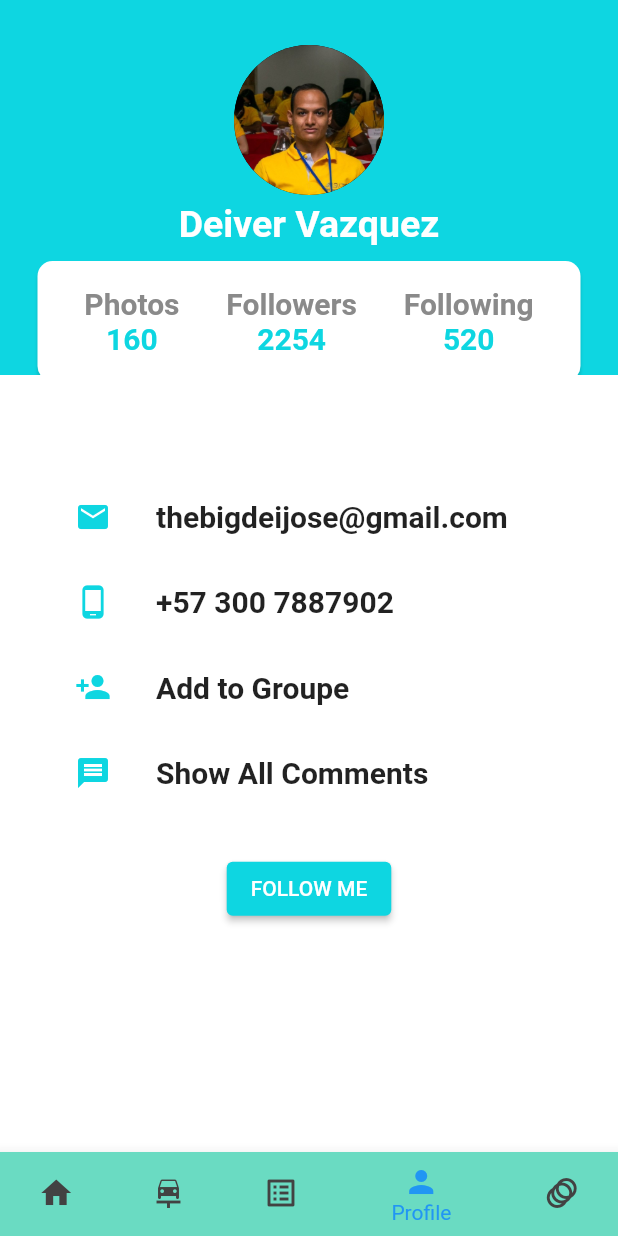
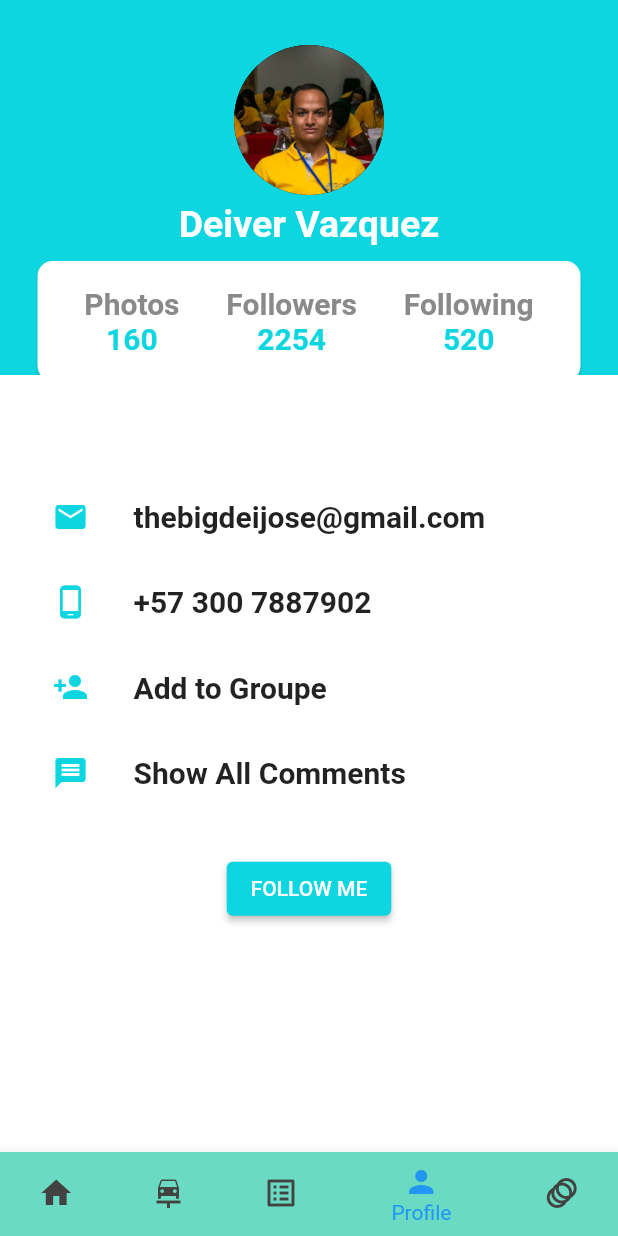
Before and after one commit to DeijoseDevelop/proyecto_flutter_LSV, a Flutter app: the screen it shows after launch, item 4 of the bottom bar chosen, on a phone screen of 412 x 824 dp. Run offline on Flutter 3.47's test engine with Material 2 defaults, Android fonts, the phone set to English and light mode, and no system bars; our stand-ins replace animated_splash_screen, firebase_core, firebase_database, lottie, page_transition; missing offline and left inert: babylonjs_viewer; accounts and stored records are empty.

Commit message:
semana_4

```diff
--- a/lib/src/routes/routes.dart
+++ b/lib/src/routes/routes.dart
@@ -15,7 +15,7 @@ import 'package:final_project_of_mobile/src/view/semana_3/list_view_card/list_vi
 import 'package:final_project_of_mobile/src/view/animations/animation_3d.dart';
 import 'package:final_project_of_mobile/src/view/animations/views/animation_01.dart';
 import 'package:final_project_of_mobile/src/view/animations/views/animation_02.dart';
-import 'package:final_project_of_mobile/src/view/project_final/gallery_photos/galerry.dart';
+import 'package:final_project_of_mobile/src/view/project_final/gallery_photos/gallery.dart';
 
 
 Map<String, WidgetBuilder> getRoutes(){
--- a/lib/src/view/animated_container.dart
+++ b/lib/src/view/animated_container.dart
@@ -1,6 +1,6 @@
 import 'package:flutter/material.dart';
 import 'package:lottie/lottie.dart';
-import 'dart:math';
+//import 'dart:math';
 
 class AnimatedContainerPage extends StatefulWidget {
   const AnimatedContainerPage({Key? key}) : super(key: key);
--- a/lib/src/view/animations/animations.dart
+++ b/lib/src/view/animations/animations.dart
@@ -1,5 +1,3 @@
-import 'package:final_project_of_mobile/src/view/animations/animation_3d.dart';
-import 'package:final_project_of_mobile/src/view/animations/views/animation_01.dart';
 import 'package:flutter/material.dart';
 
 class Animations extends StatefulWidget {
--- a/lib/src/view/animations/views/animation_02.dart
+++ b/lib/src/view/animations/views/animation_02.dart
@@ -1,8 +1,6 @@
 import 'dart:math';
 
 import 'package:flutter/material.dart';
-import 'package:http/http.dart' as http;
-import 'dart:convert';
 import 'dart:async';
 
 class Animation02 extends StatefulWidget {
--- a/lib/src/view/project_final/gallery_photos/galerry.dart
+++ b/lib/src/view/project_final/gallery_photos/gallery.dart
@@ -1,7 +1,7 @@
-import 'dart:convert';
 
 import 'package:flutter/material.dart';
 import 'package:http/http.dart' as http;
+import 'dart:convert';
 
 class GalleryList extends StatefulWidget {
   const GalleryList({Key? key}) : super(key: key);
--- a/lib/src/view/project_final/list_project.dart
+++ b/lib/src/view/project_final/list_project.dart
@@ -1,4 +1,4 @@
-import 'package:final_project_of_mobile/src/view/project_final/gallery_photos/gallery_provider.dart';
+//import 'package:final_project_of_mobile/src/view/project_final/gallery_photos/gallery_provider.dart';
 import 'package:flutter/material.dart';
 
 class ListProject extends StatelessWidget {
--- a/lib/src/view/semana_3/profile_04/body_04.dart
+++ b/lib/src/view/semana_3/profile_04/body_04.dart
@@ -7,7 +7,7 @@ class Body04 extends StatelessWidget {
   Widget build(BuildContext context) {
     return Center(
       child: SizedBox(
-        width: MediaQuery.of(context).size.width - 100,
+        width: MediaQuery.of(context).size.width - 70,
         child: Column(
           mainAxisAlignment: MainAxisAlignment.spaceAround,
           children: <Widget>[
--- a/lib/src/view/semana_3/profile_04/header_04.dart
+++ b/lib/src/view/semana_3/profile_04/header_04.dart
@@ -1,4 +1,3 @@
-import 'package:animated_background/animated_background.dart';
 import 'package:flutter/material.dart';
 
 class Header04 extends StatefulWidget {
--- a/lib/src/view/semana_3/profile_3/header_3.dart
+++ b/lib/src/view/semana_3/profile_3/header_3.dart
@@ -1,4 +1,3 @@
-import 'package:animated_background/animated_background.dart';
 import 'package:flutter/material.dart';
 
 class Header03 extends StatefulWidget {
--- a/lib/src/view/semana_3/splash/menu.dart
+++ b/lib/src/view/semana_3/splash/menu.dart
@@ -2,11 +2,7 @@ import 'package:final_project_of_mobile/src/view/animations/animations.dart';
 import 'package:final_project_of_mobile/src/view/home_view.dart';
 import 'package:final_project_of_mobile/src/view/project_final/list_project.dart';
 import 'package:final_project_of_mobile/src/view/semana_2/firebase_list_02.dart';
-import 'package:final_project_of_mobile/src/view/animations/animation_3d.dart';
-import 'package:final_project_of_mobile/src/view/semana_3/list_view_card/list_view_card.dart';
 import 'package:final_project_of_mobile/src/view/semana_3/profile_04/profile_04.dart';
-import 'package:final_project_of_mobile/src/view/semana_3/profile_2/profile_view_2.dart';
-import 'package:final_project_of_mobile/src/view/semana_3/profile_3/profile_view_3.dart';
 import 'package:flutter/material.dart';
 
 class Menu extends StatefulWidget {
```
